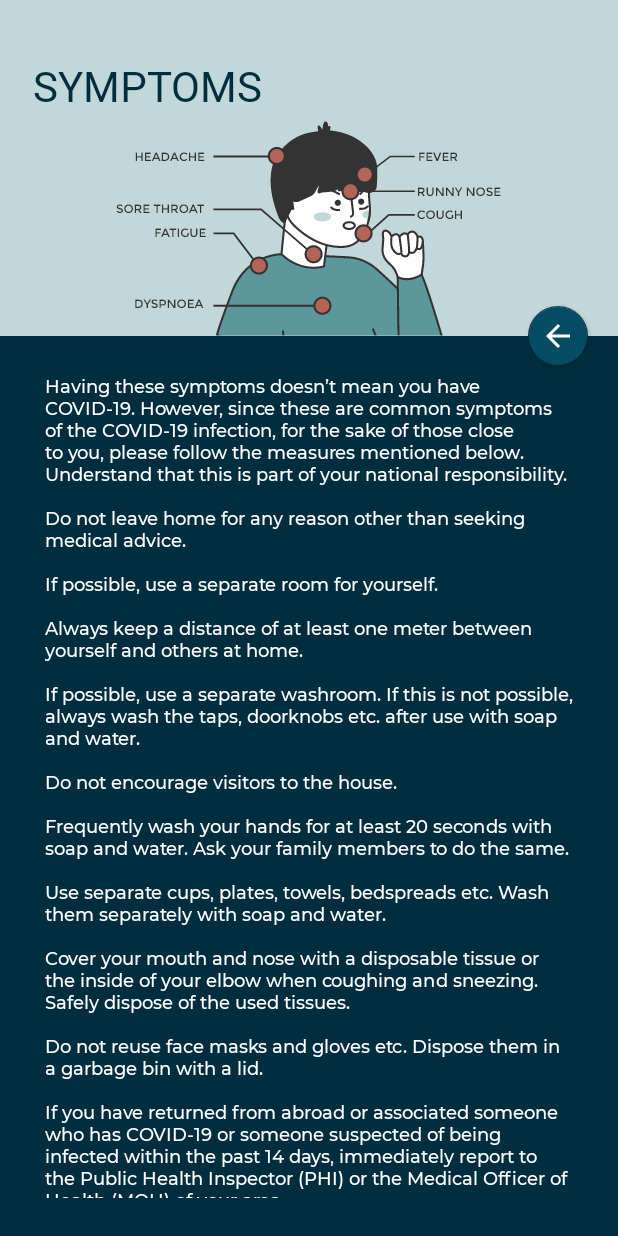
After one commit to chathurabuddi/covid19-sl, an Android app: the fragment SymptomsFragment shown on its own in the app's theme, on a phone screen of 412 x 824 dp. The commit adds this screen. Run offline under Robolectric (Android 15) with nearby library versions, the phone set to English and light mode, and no system bars.

Commit message:
symptoms screen initial design

```diff
--- a/app/build.gradle
+++ b/app/build.gradle
@@ -35,6 +35,7 @@ dependencies {
     implementation 'com.google.code.gson:gson:2.8.6'
     implementation 'com.squareup.okhttp3:okhttp:3.10.0'
     implementation 'com.facebook.shimmer:shimmer:0.1.0@aar'
+    implementation 'androidx.legacy:legacy-support-v4:1.0.0'
     compileOnly 'org.projectlombok:lombok:1.16.20'
     annotationProcessor 'org.projectlombok:lombok:1.16.20'
     testImplementation 'junit:junit:4.13'
--- a/app/src/main/java/lk/chathurabuddi/dashboard/corona/MainActivity.java
+++ b/app/src/main/java/lk/chathurabuddi/dashboard/corona/MainActivity.java
@@ -51,6 +51,10 @@ public class MainActivity extends AppCompatActivity {
             displayFragment(binding, ScreenFragment.DASHBOARD);
         });
 
+        binding.menuItemSymptoms.setOnClickListener(v -> {
+            displayFragment(binding, ScreenFragment.SYMPTOMS);
+        });
+
         binding.menuItemAbout.setOnClickListener(v -> {
             displayFragment(binding, ScreenFragment.ABOUT);
         });
--- a/app/src/main/java/lk/chathurabuddi/dashboard/corona/fragment/ScreenFragment.java
+++ b/app/src/main/java/lk/chathurabuddi/dashboard/corona/fragment/ScreenFragment.java
@@ -10,6 +10,18 @@ public enum ScreenFragment {
             return new DashboardFragment();
         }
     },
+    SYMPTOMS{
+        @Override
+        public Fragment getInstance() {
+            return new SymptomsFragment();
+        }
+    },
+    PREVENTION{
+        @Override
+        public Fragment getInstance() {
+            return null;
+        }
+    },
     ABOUT{
         @Override
         public Fragment getInstance() {
--- /dev/null
+++ b/app/src/main/java/lk/chathurabuddi/dashboard/corona/fragment/SymptomsFragment.java
@@ -0,0 +1,44 @@
+package lk.chathurabuddi.dashboard.corona.fragment;
+
+import android.os.Bundle;
+import android.view.LayoutInflater;
+import android.view.View;
+import android.view.ViewGroup;
+
+import androidx.annotation.NonNull;
+import androidx.annotation.Nullable;
+import androidx.fragment.app.Fragment;
+import androidx.fragment.app.FragmentManager;
+
+import lk.chathurabuddi.dashboard.corona.R;
+
+public class SymptomsFragment extends Fragment {
+
+    public SymptomsFragment() { }
+
+    @Override
+    public View onCreateView(LayoutInflater inflater, ViewGroup container, Bundle savedInstanceState) {
+        return inflater.inflate(R.layout.fragment_symptoms, container, false);
+    }
+
+    @Override
+    public void onViewCreated(@NonNull View view, @Nullable Bundle savedInstanceState) {
+        super.onViewCreated(view, savedInstanceState);
+        this.inflateViews(view);
+    }
+
+    private void inflateViews(@NonNull View view) {
+        view.findViewById(R.id.fab).setOnClickListener(v -> {
+            FragmentManager fragmentManager = getFragmentManager();
+            if (fragmentManager != null) {
+                fragmentManager.beginTransaction().setCustomAnimations(
+                        R.anim.slide_in_right, R.anim.slide_out_left
+                ).replace(
+                        R.id.nav_host,
+                        ScreenFragment.DASHBOARD.getInstance(),
+                        ScreenFragment.DASHBOARD.name()
+                ).commit();
+            }
+        });
+    }
+}
--- /dev/null
+++ b/app/src/main/res/layout/fragment_symptoms.xml
@@ -0,0 +1,88 @@
+<?xml version="1.0" encoding="utf-8"?>
+<androidx.constraintlayout.widget.ConstraintLayout xmlns:android="http://schemas.android.com/apk/res/android"
+    xmlns:app="http://schemas.android.com/apk/res-auto"
+    xmlns:tools="http://schemas.android.com/tools"
+    android:layout_width="match_parent"
+    android:layout_height="match_parent"
+    android:background="@color/skyBlue"
+    tools:context=".fragment.SymptomsFragment">
+
+    <TextView
+        android:id="@+id/symptoms_title"
+        android:layout_width="wrap_content"
+        android:layout_height="wrap_content"
+        android:layout_marginStart="22dp"
+        android:layout_marginTop="24dp"
+        android:fontFamily="@font/montserrat_extra_bold"
+        android:includeFontPadding="false"
+        android:paddingTop="18sp"
+        android:text="SYMPTOMS"
+        android:textColor="@color/midnightBlue"
+        android:textSize="28sp"
+        app:layout_constraintStart_toStartOf="parent"
+        app:layout_constraintTop_toTopOf="parent"/>
+
+    <ImageView
+        android:id="@+id/symptoms_art"
+        android:layout_width="wrap_content"
+        android:layout_height="wrap_content"
+        android:src="@drawable/symptoms_art"
+        app:layout_constraintStart_toStartOf="parent"
+        app:layout_constraintEnd_toEndOf="parent"
+        app:layout_constraintTop_toBottomOf="@id/symptoms_title"/>
+
+    <View
+        android:id="@+id/bottom_canvas"
+        android:layout_width="0dp"
+        android:layout_height="0dp"
+        android:background="@color/midnightBlue"
+        app:layout_constraintBottom_toBottomOf="parent"
+        app:layout_constraintEnd_toEndOf="parent"
+        app:layout_constraintStart_toStartOf="parent"
+        app:layout_constraintTop_toBottomOf="@id/symptoms_art" />
+
+    <com.google.android.material.floatingactionbutton.FloatingActionButton
+        android:id="@+id/fab"
+        android:layout_width="wrap_content"
+        android:layout_height="wrap_content"
+        android:layout_marginEnd="20dp"
+        android:layout_marginBottom="5dp"
+        android:backgroundTint="@color/navyBlue"
+        android:clickable="true"
+        android:focusable="true"
+        android:src="@drawable/back_arrow_icon"
+        app:elevation="2dp"
+        app:fabSize="mini"
+        app:layout_constraintBottom_toTopOf="@id/bottom_canvas"
+        app:layout_constraintEnd_toEndOf="parent"
+        app:layout_constraintTop_toTopOf="@id/bottom_canvas"
+        app:rippleColor="@color/midnightBlue" />
+
+    <androidx.core.widget.NestedScrollView
+        android:id="@+id/scroll_view"
+        android:layout_width="0dp"
+        android:layout_height="0dp"
+        android:paddingVertical="25dp"
+        android:paddingHorizontal="30dp"
+        android:background="@color/midnightBlue"
+        android:overScrollMode="always"
+        app:layout_constraintBottom_toBottomOf="@id/bottom_canvas"
+        app:layout_constraintEnd_toEndOf="@id/bottom_canvas"
+        app:layout_constraintStart_toStartOf="@+id/bottom_canvas"
+        app:layout_constraintTop_toTopOf="@id/bottom_canvas">
+
+        <TextView
+            android:layout_width="match_parent"
+            android:layout_height="match_parent"
+            android:fontFamily="@font/montserrat_medium"
+            android:textSize="12sp"
+            android:textColor="@color/pureWhite"
+            android:text="@string/symptoms_description" />
+
+    </androidx.core.widget.NestedScrollView>
+
+
+
+
+
+</androidx.constraintlayout.widget.ConstraintLayout>
--- a/app/src/main/res/values/strings.xml
+++ b/app/src/main/res/values/strings.xml
@@ -6,4 +6,23 @@
 
     <string name="dashboard">Dashboard</string>
     <string name="about">About</string>
+    <string name="symptoms_description">
+        Having these symptoms doesn’t mean you have COVID-19.
+        However, since these are common symptoms of the COVID-19 infection,
+        for the sake of those close to you, please follow the measures mentioned below.
+        Understand that this is part of your national responsibility.\n
+        \nDo not leave home for any reason other than seeking medical advice.\n
+        \nIf possible, use a separate room for yourself.\n
+        \nAlways keep a distance of at least one meter between yourself and others at home.\n
+        \nIf possible, use a separate washroom. If this is not possible, always wash the taps, doorknobs etc. after use with soap and water.\n
+        \nDo not encourage visitors to the house.\n
+        \nFrequently wash your hands for at least 20 seconds with soap and water. Ask your family members to do the same.\n
+        \nUse separate cups, plates, towels, bedspreads etc. Wash them separately with soap and water.\n
+        \nCover your mouth and nose with a disposable tissue or the inside of your elbow when coughing and sneezing. Safely dispose of the used tissues.\n
+        \nDo not reuse face masks and gloves etc. Dispose them in a garbage bin with a lid.\n
+        \nIf you have returned from abroad or associated someone who has COVID-19 or someone suspected of being infected within the past 14 days, immediately report to the Public Health Inspector (PHI) or the Medical Officer of Health (MOH) of your area.\n
+        \nCall 1999 hotline for medical and other advice regarding Covid-19.\n
+        \nCall 1990 for ambulance facilities in case of an emergency.
+    </string>
+
 </resources>
```
Also changed, not shown: app/src/main/res/drawable-hdpi/symptoms_art.png (added), app/src/main/res/drawable-ldpi/symptoms_art.png (added), app/src/main/res/drawable-mdpi/symptoms_art.png (added), app/src/main/res/drawable-xhdpi/symptoms_art.png (added), app/src/main/res/drawable-xxhdpi/symptoms_art.png (added), app/src/main/res/drawable-xxxhdpi/symptoms_art.png (added).
